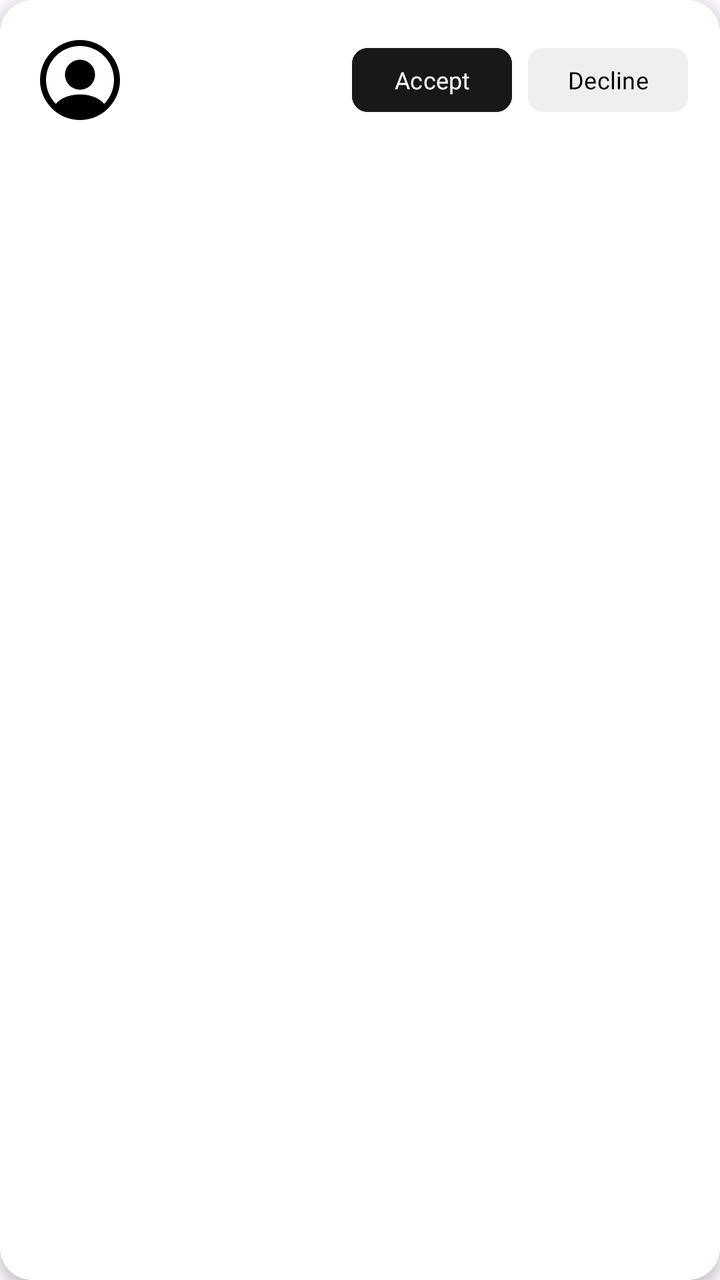
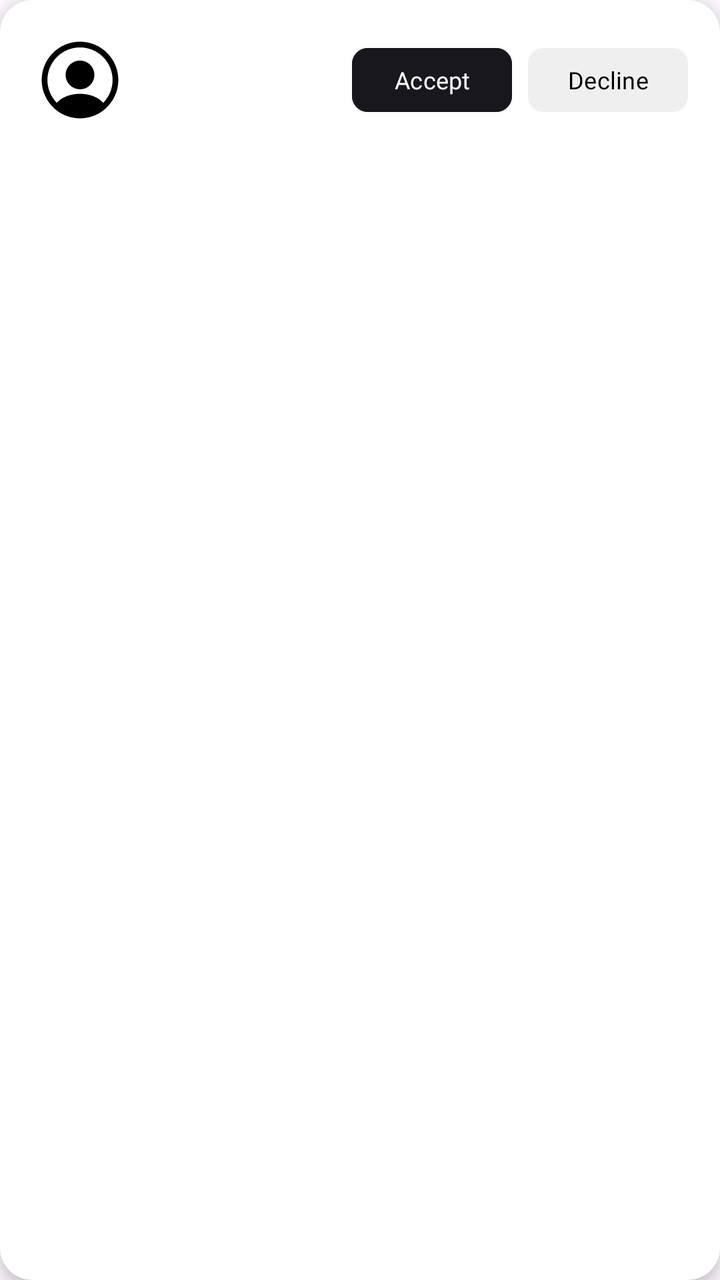

An Android layout rendered at two revisions. The XML below is the earlier revision; the diff shows what the commit changed to produce the second picture.
<!-- AndroidManifest.xml: application theme Theme.Travel -->
<!-- res/layout/item_friend_request.xml -->
<?xml version="1.0" encoding="utf-8"?>
<androidx.cardview.widget.CardView
    xmlns:android="http://schemas.android.com/apk/res/android"
    xmlns:app="http://schemas.android.com/apk/res-auto"
    android:layout_width="match_parent"
    android:layout_height="wrap_content"
    android:layout_marginHorizontal="12dp"
    android:layout_marginVertical="6dp"
    app:cardCornerRadius="16dp"
    app:cardElevation="4dp"
    app:cardBackgroundColor="@color/white">

    <androidx.constraintlayout.widget.ConstraintLayout
        android:layout_width="match_parent"
        android:layout_height="wrap_content"
        android:padding="16dp">

        <ImageView
            android:id="@+id/profilePicture"
            android:layout_width="48dp"
            android:layout_height="48dp"
            android:scaleType="centerCrop"
            android:src="@drawable/ic_profile"
            app:layout_constraintBottom_toBottomOf="parent"
            app:layout_constraintStart_toStartOf="parent"
            app:layout_constraintTop_toTopOf="parent" />

        <TextView
            android:id="@+id/displayNameText"
            android:layout_width="0dp"
            android:layout_height="wrap_content"
            android:layout_marginEnd="8dp"
            android:layout_marginStart="8dp"
            android:ellipsize="end"
            android:fontFamily="@font/mont_bold"
            android:maxLines="1"
            android:textColor="@color/text_primary"
            android:textSize="16sp"
            app:layout_constraintEnd_toStartOf="@id/acceptButton"
            app:layout_constraintStart_toEndOf="@+id/profilePicture"
            app:layout_constraintTop_toTopOf="@+id/profilePicture" />

        <TextView
            android:id="@+id/usernameText"
            android:layout_width="0dp"
            android:layout_height="wrap_content"
            android:layout_marginEnd="8dp"
            android:layout_marginStart="8dp"
            android:ellipsize="end"
            android:fontFamily="@font/mont_regular"
            android:maxLines="1"
            android:textColor="@color/text_secondary"
            android:textSize="12sp"
            app:layout_constraintEnd_toStartOf="@id/acceptButton"
            app:layout_constraintStart_toEndOf="@+id/profilePicture"
            app:layout_constraintTop_toBottomOf="@id/displayNameText" />

        <com.google.android.material.button.MaterialButton
            android:id="@+id/acceptButton"
            android:layout_width="80dp"
            android:layout_height="40dp"
            android:text="Accept"
            android:textSize="12sp"
            android:textAllCaps="false"
            android:backgroundTint="@color/button_primary"
            android:textColor="@color/button_primary_text"
            android:fontFamily="@font/mont_bold"
            android:minWidth="0dp"
            android:paddingHorizontal="0dp"
            app:cornerRadius="8dp"
            app:layout_constraintTop_toTopOf="parent"
            app:layout_constraintBottom_toBottomOf="parent"
            app:layout_constraintEnd_toStartOf="@id/declineButton"
            android:layout_marginEnd="8dp" />

        <com.google.android.material.button.MaterialButton
            android:id="@+id/declineButton"
            android:layout_width="80dp"
            android:layout_height="40dp"
            android:text="Decline"
            android:textSize="12sp"
            android:textAllCaps="false"
            android:backgroundTint="@color/button_secondary"
            android:textColor="@color/button_secondary_text"
            android:fontFamily="@font/mont_bold"
            android:minWidth="0dp"
            android:paddingHorizontal="0dp"
            app:cornerRadius="8dp"
            app:layout_constraintTop_toTopOf="parent"
            app:layout_constraintBottom_toBottomOf="parent"
            app:layout_constraintEnd_toEndOf="parent" />

    </androidx.constraintlayout.widget.ConstraintLayout>

</androidx.cardview.widget.CardView>
<!-- resources referenced by this layout -->
<resources>
  <color name="button_primary">#FF18181B</color>
  <color name="button_primary_text">#FFFFFFFF</color>
  <color name="button_secondary">#FFEFEFEF</color>
  <color name="button_secondary_text">#FF000000</color>
  <color name="text_primary">#FF18181B</color>
  <color name="text_secondary">#FFA1A1AA</color>
  <color name="white">#FFFFFFFF</color>
  <!-- drawable ic_profile (drawable) -->
  <vector xmlns:android="http://schemas.android.com/apk/res/android"
      android:width="200dp"
      android:height="200dp"
      android:viewportWidth="24"
      android:viewportHeight="24">
    <path
        android:pathData="M22,12C22,6.49 17.51,2 12,2C6.49,2 2,6.49 2,12C2,14.9 3.25,17.51 5.23,19.34C5.23,19.35 5.23,19.35 5.22,19.36C5.32,19.46 5.44,19.54 5.54,19.63C5.6,19.68 5.65,19.73 5.71,19.77C5.89,19.92 6.09,20.06 6.28,20.2C6.35,20.25 6.41,20.29 6.48,20.34C6.67,20.47 6.87,20.59 7.08,20.7C7.15,20.74 7.23,20.79 7.3,20.83C7.5,20.94 7.71,21.04 7.93,21.13C8.01,21.17 8.09,21.21 8.17,21.24C8.39,21.33 8.61,21.41 8.83,21.48C8.91,21.51 8.99,21.54 9.07,21.56C9.31,21.63 9.55,21.69 9.79,21.75C9.86,21.77 9.93,21.79 10.01,21.8C10.29,21.86 10.57,21.9 10.86,21.93C10.9,21.93 10.94,21.94 10.98,21.95C11.32,21.98 11.66,22 12,22C12.34,22 12.68,21.98 13.01,21.95C13.05,21.95 13.09,21.94 13.13,21.93C13.42,21.9 13.7,21.86 13.98,21.8C14.05,21.79 14.12,21.76 14.2,21.75C14.44,21.69 14.69,21.64 14.92,21.56C15,21.53 15.08,21.5 15.16,21.48C15.38,21.4 15.61,21.33 15.82,21.24C15.9,21.21 15.98,21.17 16.06,21.13C16.27,21.04 16.48,20.94 16.69,20.83C16.77,20.79 16.84,20.74 16.91,20.7C17.11,20.58 17.31,20.47 17.51,20.34C17.58,20.3 17.64,20.25 17.71,20.2C17.91,20.06 18.1,19.92 18.28,19.77C18.34,19.72 18.39,19.67 18.45,19.63C18.56,19.54 18.67,19.45 18.77,19.36C18.77,19.35 18.77,19.35 18.76,19.34C20.75,17.51 22,14.9 22,12ZM16.94,16.97C14.23,15.15 9.79,15.15 7.06,16.97C6.62,17.26 6.26,17.6 5.96,17.97C4.44,16.43 3.5,14.32 3.5,12C3.5,7.31 7.31,3.5 12,3.5C16.69,3.5 20.5,7.31 20.5,12C20.5,14.32 19.56,16.43 18.04,17.97C17.75,17.6 17.38,17.26 16.94,16.97Z"
        android:fillColor="#000000"/>
    <path
        android:pathData="M12,6.93C9.93,6.93 8.25,8.61 8.25,10.68C8.25,12.71 9.84,14.36 11.95,14.42C11.98,14.42 12.02,14.42 12.04,14.42C12.06,14.42 12.09,14.42 12.11,14.42C12.12,14.42 12.13,14.42 12.13,14.42C14.15,14.35 15.74,12.71 15.75,10.68C15.75,8.61 14.07,6.93 12,6.93Z"
        android:fillColor="#000000"/>
  </vector>
  <style name="Theme.Travel" parent="Theme.Material3.DayNight.NoActionBar">
          <item name="colorPrimary">#2196F3</item>
          <item name="colorOnPrimary">@android:color/white</item>
      </style>
</resources>

<!-- the commit's change to res/layout/item_friend_request.xml (unified diff, before → after) -->
@@ -23,7 +23,11 @@
             android:src="@drawable/ic_profile"
             app:layout_constraintBottom_toBottomOf="parent"
             app:layout_constraintStart_toStartOf="parent"
-            app:layout_constraintTop_toTopOf="parent" />
+            app:layout_constraintTop_toTopOf="parent"
+            android:padding="1dp"
+            app:shapeAppearanceOverlay="@style/ShapeAppearanceOverlay.Circle"
+            app:strokeColor="@color/black"
+            app:strokeWidth="1dp"/>
 
         <TextView
             android:id="@+id/displayNameText"
<!-- resource entries referenced after the edit -->
@@ -1,5 +1,6 @@
 <!-- resources referenced by this layout -->
 <resources>
+  <color name="black">#FF000000</color>
   <color name="button_primary">#FF18181B</color>
   <color name="button_primary_text">#FFFFFFFF</color>
   <color name="button_secondary">#FFEFEFEF</color>
@@ -20,6 +21,9 @@
         android:pathData="M12,6.93C9.93,6.93 8.25,8.61 8.25,10.68C8.25,12.71 9.84,14.36 11.95,14.42C11.98,14.42 12.02,14.42 12.04,14.42C12.06,14.42 12.09,14.42 12.11,14.42C12.12,14.42 12.13,14.42 12.13,14.42C14.15,14.35 15.74,12.71 15.75,10.68C15.75,8.61 14.07,6.93 12,6.93Z"
         android:fillColor="#000000"/>
   </vector>
+  <style name="ShapeAppearanceOverlay.Circle" parent="">
+          <item name="cornerSize">50%</item>
+      </style>
   <style name="Theme.Travel" parent="Theme.Material3.DayNight.NoActionBar">
           <item name="colorPrimary">#2196F3</item>
           <item name="colorOnPrimary">@android:color/white</item>
